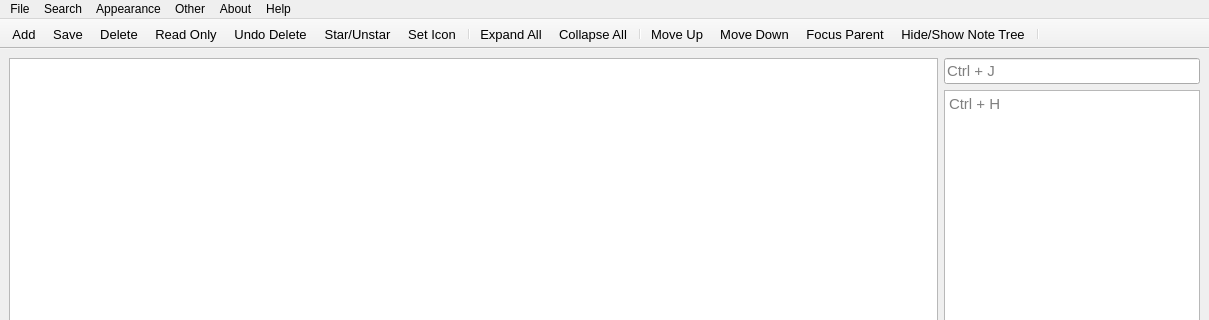
The window that treenotes.ui (UnkindledTwo/TreeNotes) describes before a commit, drawn with Qt 5; both pictures show x 0 to 1209 and y 0 to 320 of the 1209 by 643 pixel window.
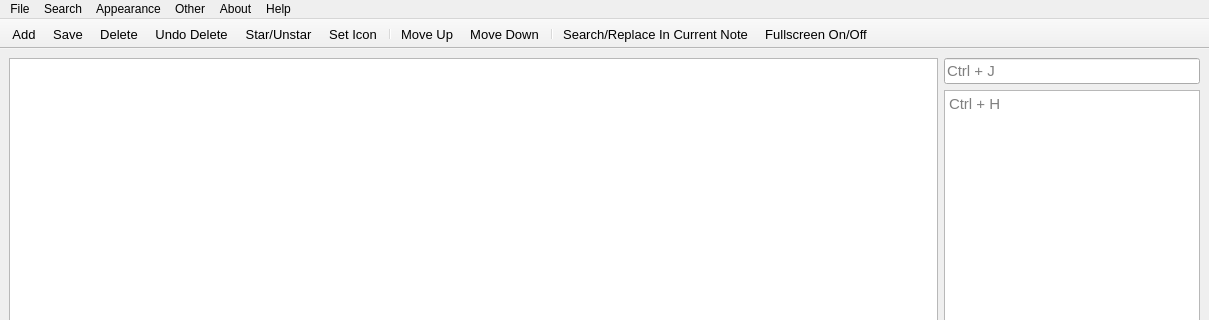
The same window after the commit. Icons and pictures are not drawn. Custom widgets are drawn as their Qt base class.

What changed in the file:
```diff
--- a/treenotes.ui
+++ b/treenotes.ui
@@ -262,19 +262,15 @@
    <addaction name="actionAdd"/>
    <addaction name="actionSave"/>
    <addaction name="actionDelete"/>
-   <addaction name="actionRead_Only"/>
    <addaction name="actionUndo_Delete"/>
    <addaction name="actionStar_Unstar"/>
    <addaction name="actionSet_Icon"/>
    <addaction name="separator"/>
-   <addaction name="actionExpand_All"/>
-   <addaction name="actionCollapse_All"/>
-   <addaction name="separator"/>
    <addaction name="actionMove_Up"/>
    <addaction name="actionMove_Down"/>
-   <addaction name="actionFocus_Parent"/>
-   <addaction name="actionHide_Show_Note_Tree"/>
    <addaction name="separator"/>
+   <addaction name="actionSearch_In_Current_Note"/>
+   <addaction name="actionFullscreen_On_Off"/>
   </widget>
   <action name="actionAdd">
    <property name="text">
```
Left out of the diff: 49 changed lines with no effect on the pictures.
